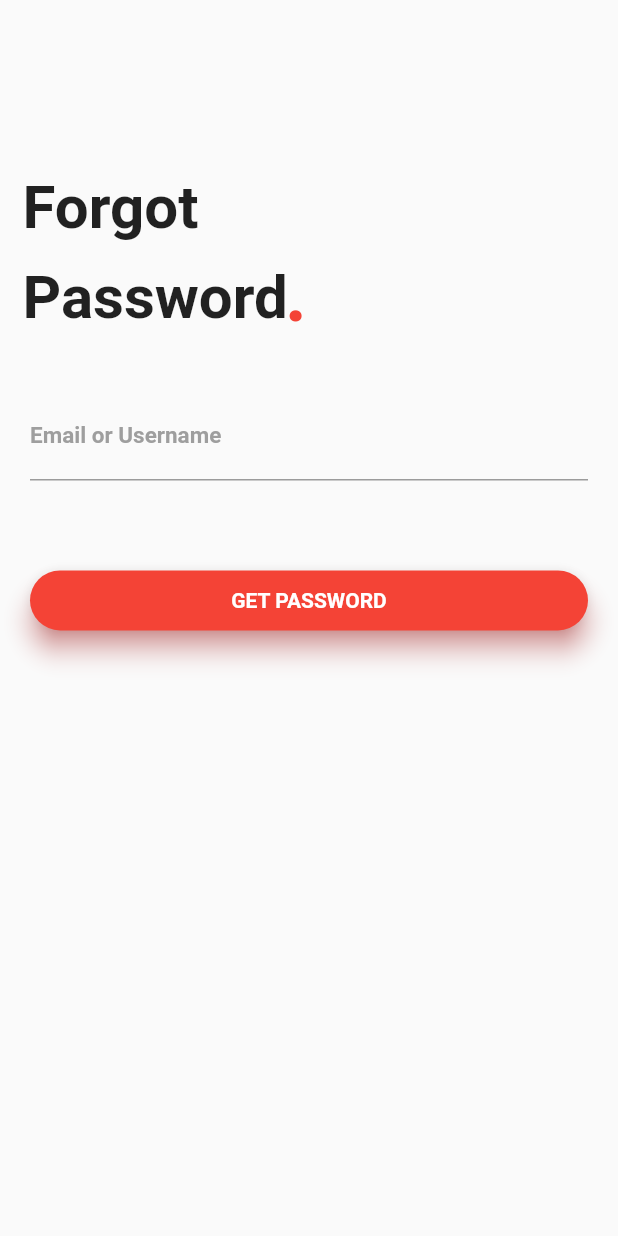
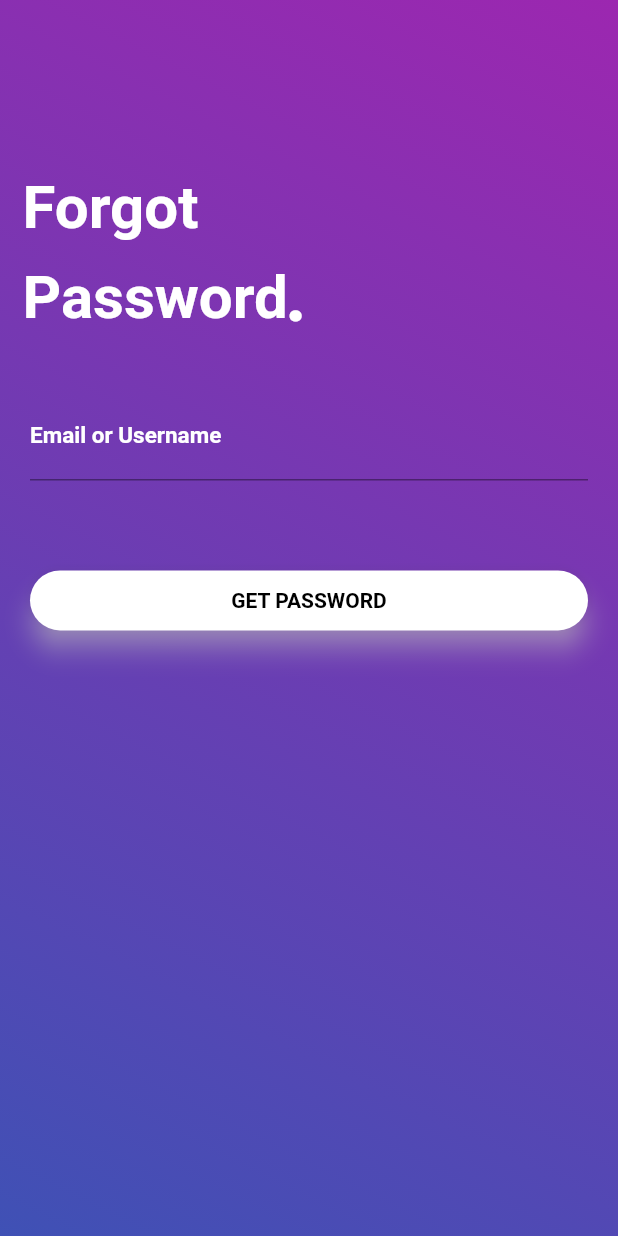
Before and after one commit to Faizvora/flutter_covid, a Flutter app: the ForgotPassword screen opened by its route, on a phone screen of 412 x 824 dp. Run offline on Flutter 3.47's test engine with Material 2 defaults, Android fonts, the phone set to English and light mode, and no system bars; missing offline and left inert: flutter_text_form_field.

Commit message:
Update forgot_password.dart

```diff
--- a/lib/forgot_password.dart
+++ b/lib/forgot_password.dart
@@ -10,19 +10,40 @@ class _ForgotPasswordState extends State<ForgotPassword> {
   Widget build(BuildContext context) {
     return Scaffold(
       resizeToAvoidBottomInset: false,
-      body: Column(
-        crossAxisAlignment: CrossAxisAlignment.start,
-        children: <Widget>[
+
+      body:Center(
+        child:Container(
+          decoration: BoxDecoration(
+           gradient: LinearGradient(
+           begin: Alignment.topRight,
+           end: Alignment.bottomLeft,
+           colors: [Colors.purple,Colors.indigo]
+          ),
+         ),
+
+
+
+        child:Column(
+          crossAxisAlignment: CrossAxisAlignment.start,
+          children: <Widget>[
+
           Container(
+
             child: Stack(
+
+
               children: <Widget>[
+
+
                 Container(
                   padding: EdgeInsets.fromLTRB(15, 115, 0, 0),
                   child: Text(
-                    'Forgot',
+                    'Forgot' ,
                     style: TextStyle(
                       fontSize: 40,
                       fontWeight: FontWeight.bold,
+                      color: Colors.white
+
                     ),
                   ),
                 ),
@@ -33,6 +54,8 @@ class _ForgotPasswordState extends State<ForgotPassword> {
                     style: TextStyle(
                       fontSize: 40,
                       fontWeight: FontWeight.bold,
+                      color: Colors.white
+
                     ),
                   ),
                 ),
@@ -43,15 +66,20 @@ class _ForgotPasswordState extends State<ForgotPassword> {
                     style: TextStyle(
                       fontSize: 50,
                       fontWeight: FontWeight.bold,
-                      color: Colors.red,
+                      color: Colors.white,
+
                     ),
                   ),
                 ),
+
+
+
               ],
+
             ),
           ),
           Container(
-            padding: EdgeInsets.only(top: 35, left: 20, right: 20),
+            padding: EdgeInsets.only(top: 35,left: 20,right: 20),
             child: Column(
               children: <Widget>[
                 TextField(
@@ -60,40 +88,54 @@ class _ForgotPasswordState extends State<ForgotPassword> {
                     labelStyle: TextStyle(
                       fontWeight: FontWeight.bold,
                       fontSize: 15,
-                      color: Colors.grey,
+                      color: Colors.white,
+
                     ),
                     focusedBorder: UnderlineInputBorder(
-                      borderSide: BorderSide(color: Colors.red),
+                      borderSide: BorderSide(
+                          color: Colors.white
+                      ),
                     ),
                   ),
                 ),
+
                 SizedBox(height: 60),
                 Container(
                   height: 40,
                   child: Material(
                     borderRadius: BorderRadius.circular(20.0),
-                    shadowColor: Colors.redAccent,
-                    color: Colors.red,
+                    shadowColor: Colors.white,
+                    color: Colors.white,
                     elevation: 7.0,
                     child: GestureDetector(
-                      onTap: () {},
+                      onTap: (){},
                       child: Center(
-                        child: Text(
-                          'GET PASSWORD',
+                        child: Text('GET PASSWORD',
                           style: TextStyle(
-                            color: Colors.white,
+                            color: Colors.black,
                             fontWeight: FontWeight.bold,
+
+
                           ),
                         ),
                       ),
+
                     ),
                   ),
                 ),
+
               ],
             ),
           ),
+
+
+
         ],
       ),
-    );
-  }
+    ),
+   ),
+
+
+ );
+ }
 }
```
